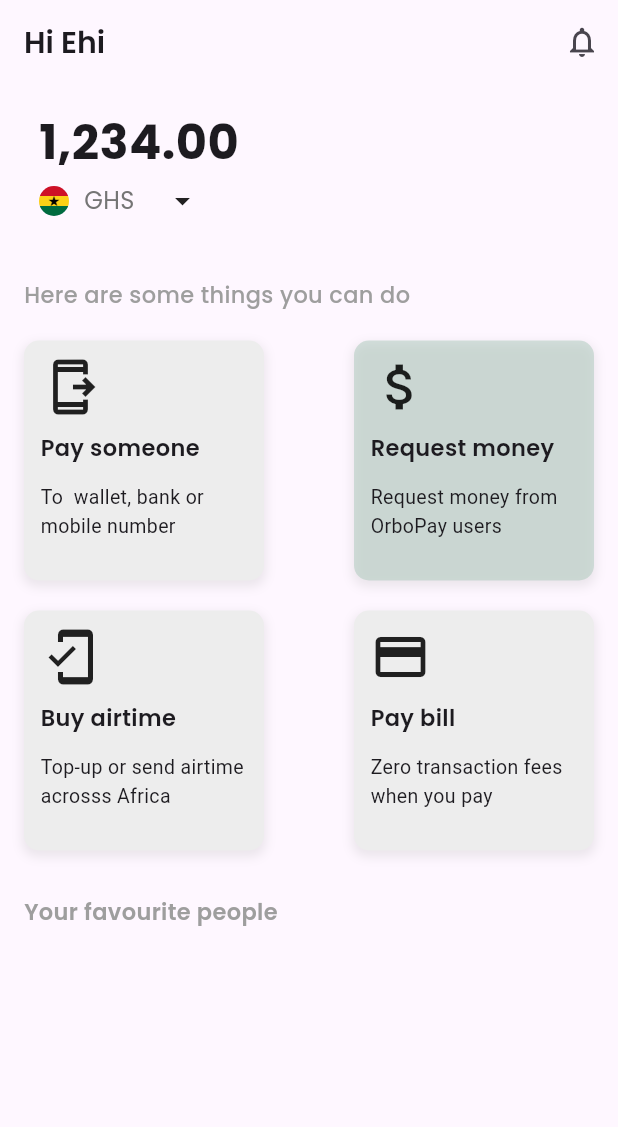
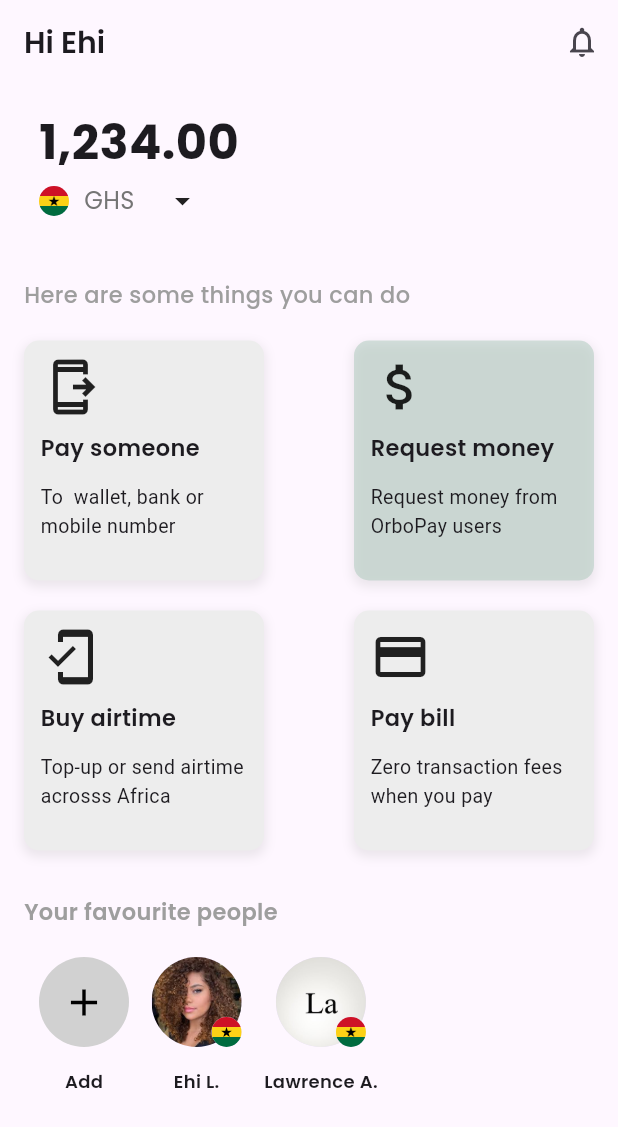
Before and after one commit to Sandeepa-Sadewaka/zephyr_tech_solutions_taks, a Flutter app: the HomeScreen screen opened directly, on a phone screen of 412 x 824 dp. Shown: the top 1127 px of the screen. Run offline on Flutter 3.47's test engine with Material 3 defaults, Android fonts, the phone set to English and light mode, and no system bars; our stand-ins replace convex_bottom_bar, google_fonts.

Commit message:
add Favourite People component

```diff
--- a/lib/screens/home_screen.dart
+++ b/lib/screens/home_screen.dart
@@ -260,6 +260,99 @@ class _HomeScreenState extends State<HomeScreen> {
                 fontWeight: FontWeight.w600,
               ),
             ),
+            SizedBox(height: 20),
+            Padding(
+              padding: const EdgeInsets.only(left: 10),
+              child: Row(
+                mainAxisAlignment: MainAxisAlignment.start,
+                children: [
+                  Column(
+                    children: [
+                      Container(
+                        height: 60,
+                        width: 60,
+                        decoration: BoxDecoration(
+                          borderRadius: BorderRadius.circular(100),
+                          color: const Color.fromARGB(255, 209, 209, 209),
+                        ),
+                        child: Icon(Icons.add, size: 30, color: Colors.black),
+                      ),
+                      SizedBox(height: 14),
+                      Text(
+                        "Add",
+                        style: GoogleFonts.poppins(
+                          fontSize: 12,
+                          fontWeight: FontWeight.w600,
+                        ),
+                      ),
+                    ],
+                  ),
+                  SizedBox(width: 15),
+                  Column(
+                    children: [
+                      Stack(
+                        children: [
+                          CircleAvatar(
+                            backgroundImage: AssetImage("assets/images/girl.png"),
+                            radius: 30,
+                          ),
+                          Positioned(
+                            bottom: 0,
+                            right: 0,
+                            child: CircleAvatar(
+                              backgroundImage: AssetImage(
+                                "assets/images/flag1.png",
+                              ),
+                              radius: 10,
+                            ),
+                          ),
+                        ],
+                      ),
+                      SizedBox(height: 14),
+                      Text(
+                        "Ehi L.",
+                        style: GoogleFonts.poppins(
+                          fontSize: 12,
+                          fontWeight: FontWeight.w600,
+                        ),
+                      ),
+                    ],
+                  ),
+                  SizedBox(width: 15),
+
+                  Column(
+                    children: [
+                      Stack(
+                        children: [
+                          CircleAvatar(
+                            backgroundImage: AssetImage("assets/images/LA.png"),
+                            radius: 30,
+                          ),
+                          Positioned(
+                            bottom: 0,
+                            right: 0,
+                            child: CircleAvatar(
+                              backgroundImage: AssetImage(
+                                "assets/images/flag1.png",
+                              ),
+                              radius: 10,
+                            ),
+                          ),
+                        ],
+                      ),
+                      SizedBox(height: 14),
+                      Text(
+                        "Lawrence A.",
+                        style: GoogleFonts.poppins(
+                          fontSize: 12,
+                          fontWeight: FontWeight.w600,
+                        ),
+                      ),
+                    ],
+                  ),
+                ],
+              ),
+            ),
           ],
         ),
       ),
```
Also changed, not shown: assets/images/LA.png (added), assets/images/girl.png (added), assets/images/plus.png (added).
